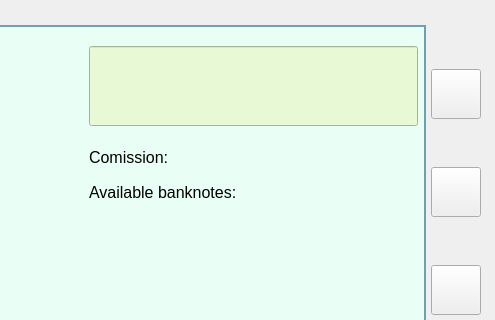
This is ATM_Project/mainwindow.ui in artikgak/MOOP_ATM as Qt 5 draws it before an edit; both pictures show x 185 to 680 and y 0 to 320 of the 680 by 550 pixel window. The edited form follows.
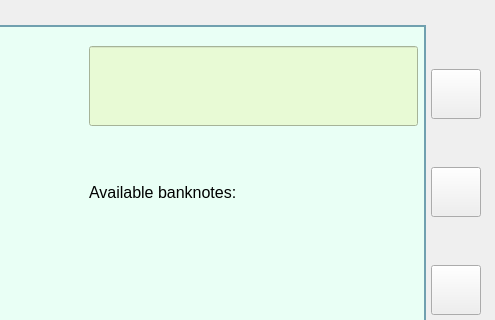
This is the edited form. The open tabs and pages were chosen to show the change. Icons and pictures are not drawn.

What changed in the file:
```diff
--- a/ATM_Project/mainwindow.ui
+++ b/ATM_Project/mainwindow.ui
@@ -1540,24 +1540,6 @@
              </item>
              <item row="1" column="1">
               <widget class="QWidget" name="widget_17" native="true">
-               <widget class="QLabel" name="label_19">
-                <property name="geometry">
-                 <rect>
-                  <x>0</x>
-                  <y>10</y>
-                  <width>391</width>
-                  <height>31</height>
-                 </rect>
-                </property>
-                <property name="font">
-                 <font>
-                  <pointsize>12</pointsize>
-                 </font>
-                </property>
-                <property name="text">
-                 <string>Comission:</string>
-                </property>
-               </widget>
                <widget class="QLabel" name="availBanknotesLabel">
                 <property name="geometry">
                  <rect>
```
Left out of the diff: 2 changed lines with no effect on the pictures.
